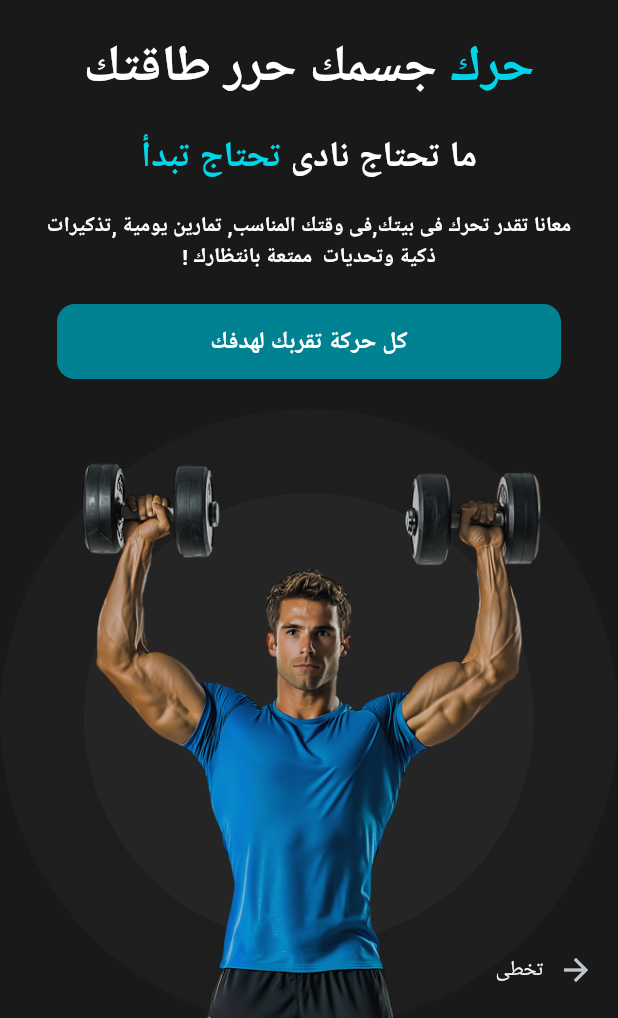
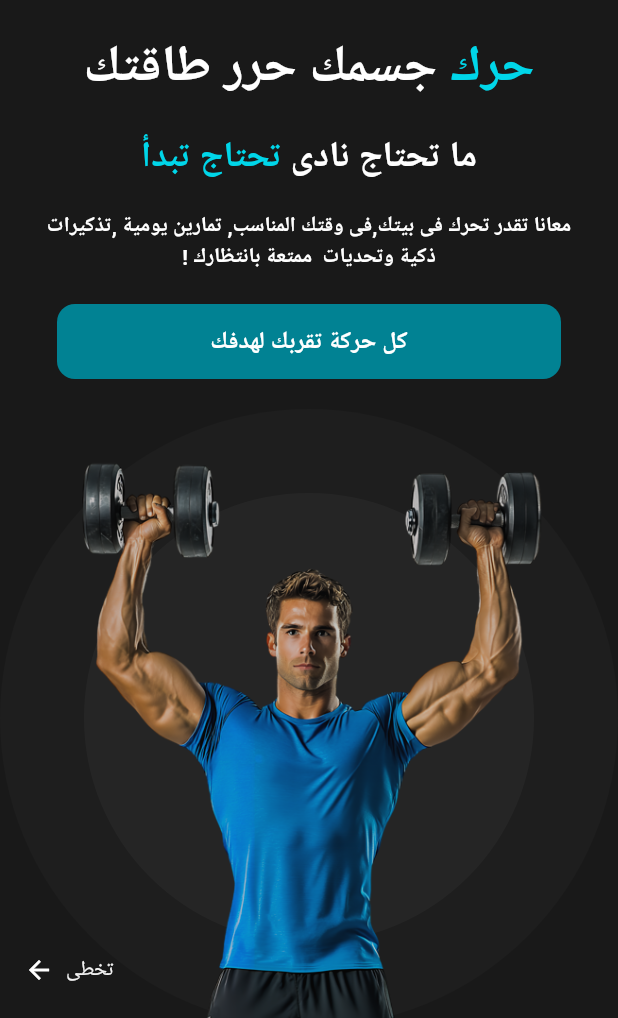
Before and after one commit to SakerDakak/ur-fit, a Flutter app: the screen it shows after launch, on a phone screen of 412 x 824 dp, the part 218-1236 px from its top. Run offline on Flutter 3.47's test engine with Material 3 defaults, Android fonts, the phone set to English and light mode, and no system bars; drawn by our look-alikes of loader_overlay; our stand-ins replace animated_flip_counter, bloc, cached_network_image, dartz, dio, equatable and 27 more; missing offline and left inert: flutter_keychain, gif, health, shorebird_code_push; accounts and stored records are empty; Roboto replaces fonts that are missing (Cairo); project files that could hold a hidden picture were left out.

Commit message:
اضافة منطق لازرار الانتقال في الانبوردينج + اصلاح شكل ومكان زر التخطي + حفظ انه تم رؤية صفحة الانبوردينج فلا تظهر مرة اخرى للمستخدم ابدا

```diff
--- a/lib/core/data/services/storage_keys.dart
+++ b/lib/core/data/services/storage_keys.dart
@@ -8,7 +8,7 @@ class StorageKeys {
   static const String lang = 'lang';
   static const String cityId = 'city_id';
   static const String countryId = 'country_id';
-
+  static const String isOnboardingCompleted = 'isOnboardingCompleted';
 }
 
 class TokenService {
@@ -28,3 +28,27 @@ class TokenService {
     return await di<SharedPreferences>().remove(StorageKeys.token);
   }
 }
+
+class OnboardingService {
+  OnboardingService._();
+
+  /// التحقق من إكمال شاشة التعريف
+  static bool isOnboardingCompleted() {
+    return di<SharedPreferences>().getBool(StorageKeys.isOnboardingCompleted) ??
+        false;
+  }
+
+  /// حفظ حالة إكمال شاشة التعريف
+  static Future<bool> setOnboardingCompleted() async {
+    debugPrint("تم حفظ حالة إكمال شاشة التعريف");
+    return await di<SharedPreferences>()
+        .setBool(StorageKeys.isOnboardingCompleted, true);
+  }
+
+  /// إعادة تعيين حالة شاشة التعريف (للتطوير والاختبار)
+  static Future<bool> resetOnboarding() async {
+    debugPrint("تم إعادة تعيين حالة شاشة التعريف");
+    return await di<SharedPreferences>()
+        .remove(StorageKeys.isOnboardingCompleted);
+  }
+}
--- a/lib/modules/onboarding/views/on_boarding_2.dart
+++ b/lib/modules/onboarding/views/on_boarding_2.dart
@@ -3,6 +3,7 @@ import 'dart:async';
 import 'package:flutter/material.dart';
 import 'package:go_router/go_router.dart';
 import 'package:sizer/sizer.dart';
+import 'package:urfit/core/data/services/storage_keys.dart';
 import 'package:urfit/core/presentation/assets/assets_manager.dart';
 import 'package:urfit/core/presentation/localization/l10n.dart';
 import 'package:urfit/core/presentation/style/colors.dart';
@@ -23,6 +24,16 @@ class _OnBoardingSecScreenState extends State<OnBoardingSecScreen> {
   int currentIndex = 0;
   PageController pageController = PageController(initialPage: 0);
   late final Timer timer;
+
+  /// دالة للتعامل مع إكمال شاشة التعريف والانتقال للشاشة التالية
+  Future<void> _completeOnboardingAndNavigate() async {
+    // حفظ حالة إكمال Onboarding
+    await OnboardingService.setOnboardingCompleted();
+    // الانتقال لشاشة اختيار اللغة
+    if (mounted) {
+      context.pushReplacement(ChooseLanguage.route);
+    }
+  }
 
   @override
   void initState() {
@@ -224,7 +235,9 @@ class _OnBoardingSecScreenState extends State<OnBoardingSecScreen> {
                         textAlign: TextAlign.center,
                       ),
                       const SizedBox(height: 20),
-                      Container(
+                      GestureDetector(
+                        onTap: _completeOnboardingAndNavigate,
+                        child: Container(
                           height: 50.px,
                           width: 249.px,
                           decoration: BoxDecoration(
@@ -237,6 +250,7 @@ class _OnBoardingSecScreenState extends State<OnBoardingSecScreen> {
                               style: TStyle.semiBold_16
                                   .copyWith(color: Co.whiteColor, fontSize: 16),
                               textAlign: TextAlign.center,
+                            ),
                           ),
                         ),
                       ),
@@ -296,7 +310,9 @@ class _OnBoardingSecScreenState extends State<OnBoardingSecScreen> {
                         textAlign: TextAlign.center,
                       ),
                       const SizedBox(height: 20),
-                      Container(
+                      GestureDetector(
+                        onTap: _completeOnboardingAndNavigate,
+                        child: Container(
                           height: 50.px,
                           margin: EdgeInsets.symmetric(horizontal: 20.px),
                           padding: EdgeInsets.symmetric(horizontal: 6.px),
@@ -311,6 +327,7 @@ class _OnBoardingSecScreenState extends State<OnBoardingSecScreen> {
                                   color: Co.whiteColor,
                                   fontSize: L10n.isAr(context) ? 16 : 14),
                               textAlign: TextAlign.center,
+                            ),
                           ),
                         ),
                       ),
@@ -369,7 +386,9 @@ class _OnBoardingSecScreenState extends State<OnBoardingSecScreen> {
                         textAlign: TextAlign.center,
                       ),
                       const SizedBox(height: 20),
-                      Container(
+                      GestureDetector(
+                        onTap: _completeOnboardingAndNavigate,
+                        child: Container(
                           height: 50.px,
                           width: 249.px,
                           decoration: BoxDecoration(
@@ -385,6 +404,7 @@ class _OnBoardingSecScreenState extends State<OnBoardingSecScreen> {
                             ),
                           ),
                         ),
+                      ),
                     ],
                   ),
                 )
@@ -392,32 +412,21 @@ class _OnBoardingSecScreenState extends State<OnBoardingSecScreen> {
             ),
           ),
           Align(
-            alignment: Alignment.bottomRight,
+            alignment: AlignmentDirectional.bottomEnd,
             child: SafeArea(
               child: Padding(
                 padding: const EdgeInsets.all(8.0),
-                child: Directionality(
-                  textDirection: TextDirection.rtl,
                 child: IconButton(
-                      onPressed: () {
-                        // if (currentIndex == 2) {
-                        context.pushReplacement(ChooseLanguage.route);
-                        // } else {
-                        //   // currentIndex += 1;
-                        //   pageController.animateToPage(currentIndex++,
-                        //       duration: const Duration(milliseconds: 300), curve: Curves.linear);
-                        // }
-                      },
+                  onPressed: _completeOnboardingAndNavigate,
                   icon: Row(
                     mainAxisSize: MainAxisSize.min,
                     children: [
-                          const Icon(Icons.arrow_back),
-                          SizedBox(
-                            width: 10.px,
+                      Text(L10n.tr().skip),
+                      const SizedBox(width: 8),
+                      const Icon(Icons.arrow_forward,
+                          color: Co.whiteColor, size: 20),
+                    ],
                   ),
-                          Text(L10n.tr().skip),
-                        ],
-                      )),
                 ),
               ),
             ),
```
Also changed, not shown: lib/core/utils/onboarding_helper.dart (added, +27 -0 lines), lib/modules/splash_screen/splash_screen.dart (+11 -2 lines). Lines whose indentation alone changed are shown as unchanged.
